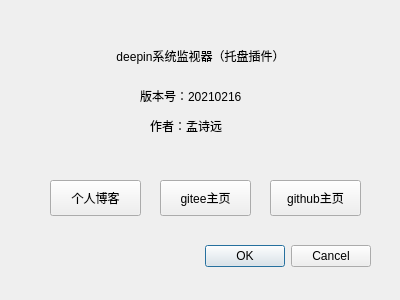
Qt form aboutdialog.ui (q77190858/dde-sys-monitor-plugin) before a commit.
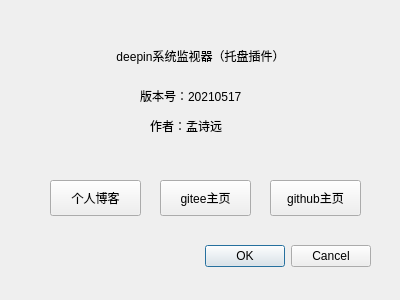
The same form after that commit.

Patch:
```diff
--- a/aboutdialog.ui
+++ b/aboutdialog.ui
@@ -82,7 +82,7 @@
     </rect>
    </property>
    <property name="text">
-    <string>版本号：20210216</string>
+    <string>版本号：20210517</string>
    </property>
   </widget>
   <widget class="QPushButton" name="giteePushButton">
```
